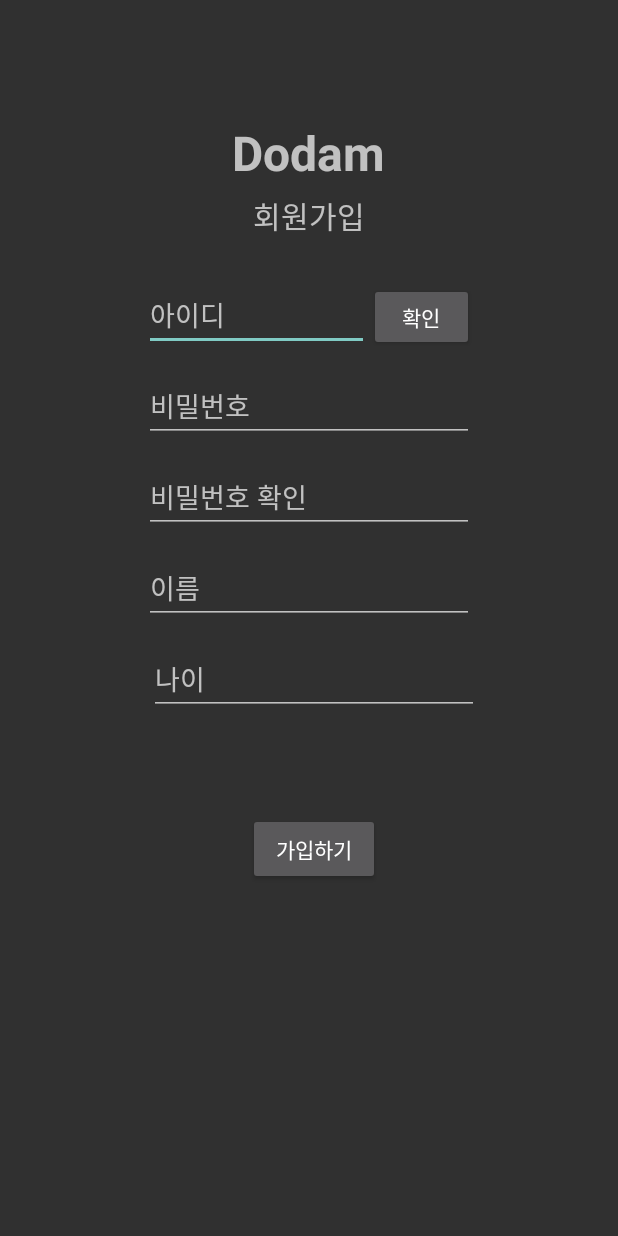
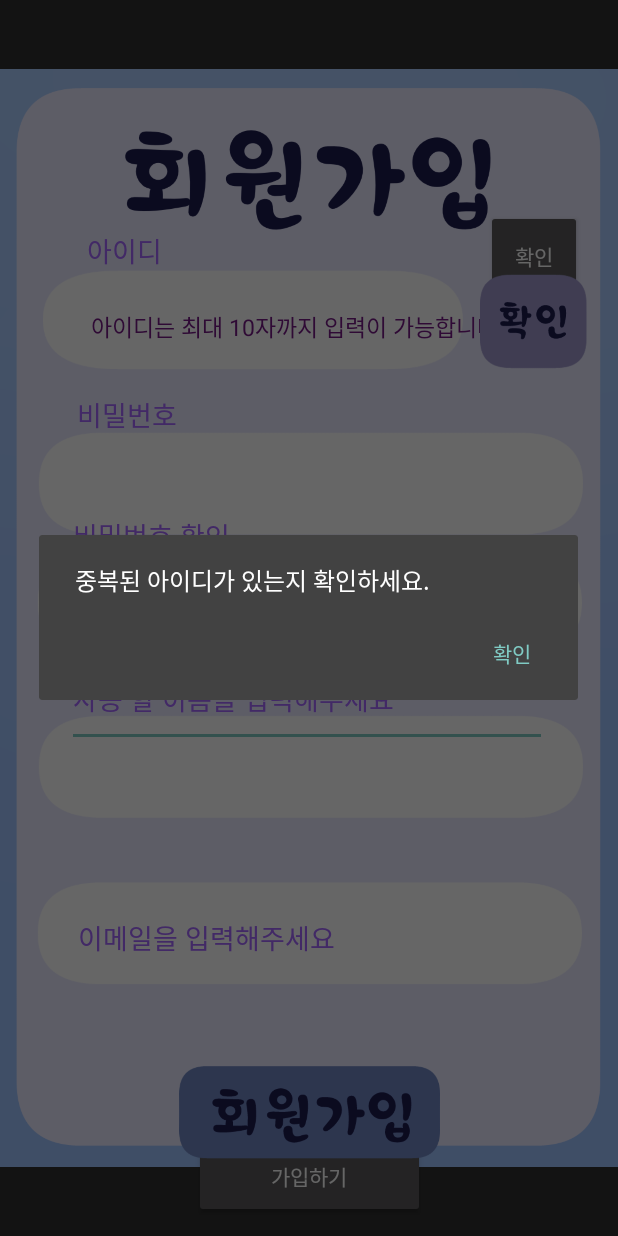
Before and after one commit to SeungI0721/Dodam, an Android app: the Register screen opened directly, with no data from a screen before it, after a tap on "가입하기", on a phone screen of 412 x 824 dp. Run offline under Robolectric (Android 15) with nearby library versions, the light colour scheme and no system bars; our stand-ins replace Volley; network calls fail.

Commit message:
회원가입 까지

```diff
--- a/app/src/main/java/com/example/dodam/MainActivity.java
+++ b/app/src/main/java/com/example/dodam/MainActivity.java
@@ -63,7 +63,7 @@ public class MainActivity extends AppCompatActivity {
                             startActivity(intent);
 
                         } else { //로그인 실패
-                            Toast.makeText(getApplicationContext(), "로그인에 실패했습니다.", Toast.LENGTH_SHORT).show();
+                            Toast.makeText(getApplicationContext(), "로그인에 실패했습니다. 다시 확인해주세요.", Toast.LENGTH_SHORT).show();
                             return;
                         }
                     } catch (JSONException e) {
--- a/app/src/main/java/com/example/dodam/Register.java
+++ b/app/src/main/java/com/example/dodam/Register.java
@@ -1,5 +1,6 @@
 package com.example.dodam;
 
+import androidx.appcompat.app.AlertDialog;
 import androidx.appcompat.app.AppCompatActivity;
 
 import android.content.Intent;
@@ -18,8 +19,11 @@ import org.json.JSONObject;
 
 public class Register extends AppCompatActivity {
 
-    private EditText et_id, et_pass, et_name, et_age;
-    private Button btn_register;
+    private EditText et_id, et_pass, et_pass2, et_name, et_mail;
+    private Button btn_register, btn_check;
+
+    private AlertDialog dialog;
+    private boolean validate = false;
 
     @Override
     protected void onCreate(Bundle savedInstanceState) {
@@ -28,11 +32,62 @@ public class Register extends AppCompatActivity {
 
         et_id = findViewById(R.id.et_id);
         et_pass = findViewById(R.id.et_pass);
+        et_pass2 = findViewById(R.id.et_pass2);
         et_name = findViewById(R.id.et_name);
-        et_age = findViewById(R.id.et_age);
+        et_mail = findViewById(R.id.et_mail);
+
         btn_register = findViewById(R.id.btn_register);
+        btn_check = findViewById(R.id.btn_check);
 
 
+        //중복체크
+        btn_check.setOnClickListener(new View.OnClickListener() {
+            @Override
+            public void onClick(View v) {
+                String UserId = et_id.getText().toString();
+                if (validate) {
+                    return; //검증 완료
+                }
+
+                if (UserId.equals("")) {
+                    AlertDialog.Builder builder = new AlertDialog.Builder(Register.this);
+                    dialog = builder.setMessage("아이디를 입력하세요.").setPositiveButton("확인", null).create();
+                    dialog.show();
+                    return;
+                }
+
+                Response.Listener<String> responseListener = new Response.Listener<String>() {
+                    @Override
+                    public void onResponse(String response) {
+                        try {
+
+                            JSONObject jsonResponse = new JSONObject(response);
+                            boolean success = jsonResponse.getBoolean("success");
+
+                            if (success) {
+                                AlertDialog.Builder builder = new AlertDialog.Builder(Register.this);
+                                dialog = builder.setMessage("사용할 수 있는 아이디입니다.").setPositiveButton("확인", null).create();
+                                dialog.show();
+                                et_id.setEnabled(false); //아이디값 고정
+                                validate = true; //검증 완료
+                            }
+                            else {
+                                AlertDialog.Builder builder = new AlertDialog.Builder(Register.this);
+                                dialog = builder.setMessage("이미 존재하는 아이디입니다.").setNegativeButton("확인", null).create();
+                                dialog.show();
+                            }
+                        } catch (JSONException e) {
+                            e.printStackTrace();
+                        }
+                    }
+                };
+                UserTestRequest validateRequest = new UserTestRequest(UserId, responseListener);
+                RequestQueue queue = Volley.newRequestQueue(Register.this);
+                queue.add(validateRequest);
+            }
+        });
+
+        //회원가입
         btn_register.setOnClickListener(new View.OnClickListener() {
             @Override
             public void onClick(View v) {
@@ -40,7 +95,24 @@ public class Register extends AppCompatActivity {
                 String userID = et_id.getText().toString();
                 String userPassword = et_pass.getText().toString();
                 String userName = et_name.getText().toString();
-                int userAge = Integer.parseInt(et_age.getText().toString());
+                String userEmail = et_mail.getText().toString();
+                String PassCk = et_pass2.getText().toString();
+
+                //아이디 중복체크 했는지 확인
+                if (!validate) {
+                    AlertDialog.Builder builder = new AlertDialog.Builder(Register.this);
+                    dialog = builder.setMessage("중복된 아이디가 있는지 확인하세요.").setNegativeButton("확인", null).create();
+                    dialog.show();
+                    return;
+                }
+
+                //한 칸이라도 입력 안했을 경우
+                if (userID.equals("") || userPassword.equals("") || userName.equals("") || userEmail.equals("")) {
+                    AlertDialog.Builder builder = new AlertDialog.Builder(Register.this);
+                    dialog = builder.setMessage("모두 입력해주세요.").setNegativeButton("확인", null).create();
+                    dialog.show();
+                    return;
+                }
 
                 Response.Listener<String> responseListener = new Response.Listener<String>() {
                     @Override
@@ -48,22 +120,29 @@ public class Register extends AppCompatActivity {
                         try {
                             JSONObject jsonObject = new JSONObject(response);
                             boolean success = jsonObject.getBoolean("success");
+
+                            if(userPassword.equals(PassCk)) {
                                 if (success) { //회원가입 성공
                                     Toast.makeText(getApplicationContext(), String.format("%s님 가입을 환영합니다.", userName), Toast.LENGTH_SHORT).show();
                                     Intent intent = new Intent(Register.this, MainActivity.class);
                                     startActivity(intent);
                                 } else { //회원가입 실패
                                     Toast.makeText(getApplicationContext(), "회원가입에 실패했습니다.", Toast.LENGTH_SHORT).show();
-                                return;
-                            }
+                                    return; }
+
+                                } else {
+                                    AlertDialog.Builder builder = new AlertDialog.Builder(Register.this);
+                                    dialog = builder.setMessage("비밀번호가 동일하지 않습니다.").setNegativeButton("확인", null).create();
+                                    dialog.show();
+                                    return; }
+
                         } catch (JSONException e) {
-                            e.printStackTrace();
-                        }
+                            e.printStackTrace(); }
                     }
                 };
                 //서버로 Volley를 이용해 요청함.
 
-                RegisterRequest registerRequest = new RegisterRequest(userID, userName, userPassword, userAge, responseListener);
+                RegisterRequest registerRequest = new RegisterRequest(userID, userPassword, userName, userEmail, responseListener);
                 RequestQueue queue = Volley.newRequestQueue(Register.this);
                 queue.add(registerRequest);
             }
--- a/app/src/main/java/com/example/dodam/RegisterRequest.java
+++ b/app/src/main/java/com/example/dodam/RegisterRequest.java
@@ -13,14 +13,14 @@ public class RegisterRequest extends StringRequest {
     final static private String URL = "http://rays0507.dothome.co.kr/Register.php";
     private Map<String, String> map;
 
-    public RegisterRequest(String userID, String userPassword, String userName, int userAge, Response.Listener<String> listener) {
+    public RegisterRequest(String userID, String userPassword, String userName, String userEmail, Response.Listener<String> listener) {
         super(Method.POST, URL, listener, null);
 
         map = new HashMap<>();
         map.put("userID",userID);
         map.put("userPassword",userPassword);
         map.put("userName",userName);
-        map.put("userAge",userAge+"");
+        map.put("userEmail",userEmail);
     }
 
     @Override
--- a/app/src/main/res/layout/activity_register.xml
+++ b/app/src/main/res/layout/activity_register.xml
@@ -6,132 +6,210 @@
     android:layout_height="match_parent"
     tools:context=".Register">
 
-    <LinearLayout
-        android:id="@+id/linearLayout"
-        android:layout_width="220dp"
-        android:layout_height="45dp"
-        android:layout_marginStart="5dp"
-        android:layout_marginTop="30dp"
-        android:layout_marginEnd="5dp"
-        android:orientation="horizontal"
-        app:layout_constraintEnd_toEndOf="@+id/textView3"
-        app:layout_constraintStart_toStartOf="@+id/textView3"
-        app:layout_constraintTop_toBottomOf="@+id/textView3">
+    <ImageView
+        android:id="@+id/배경색"
+        android:layout_width="wrap_content"
+        android:layout_height="wrap_content"
+        app:srcCompat="@drawable/background0" />
 
-        <EditText
-            android:id="@+id/et_id"
-            android:layout_width="150dp"
+    <FrameLayout
+        android:layout_width="match_parent"
+        android:layout_height="match_parent">
+
+        <androidx.constraintlayout.widget.ConstraintLayout
+            android:layout_width="match_parent"
+            android:layout_height="match_parent">
+
+            <ImageView
+                android:id="@+id/패널"
+                android:layout_width="wrap_content"
+                android:layout_height="wrap_content"
+                app:srcCompat="@drawable/pannel" />
+
+            <ImageView
+                android:id="@+id/비번1"
+                android:layout_width="wrap_content"
+                android:layout_height="wrap_content"
+                app:srcCompat="@drawable/pw" />
+
+            <ImageView
+                android:id="@+id/비번2"
+                android:layout_width="wrap_content"
+                android:layout_height="wrap_content"
+                app:srcCompat="@drawable/pw2" />
+
+            <ImageView
+                android:id="@+id/네임"
+                android:layout_width="wrap_content"
+                android:layout_height="wrap_content"
+                app:srcCompat="@drawable/name" />
+
+            <ImageView
+                android:id="@+id/이메일"
+                android:layout_width="wrap_content"
+                android:layout_height="wrap_content"
+                app:srcCompat="@drawable/email" />
+
+            <androidx.constraintlayout.widget.ConstraintLayout
+                android:layout_width="match_parent"
                 android:layout_height="match_parent"
-            android:ems="10"
-            android:hint="아이디"
-            android:inputType="textPersonName"
-            android:text="" />
-
-        <Button
-            android:id="@+id/btn_check"
-            android:layout_width="70dp"
-            android:layout_height="match_parent"
-            android:text="확인" />
-    </LinearLayout>
-
-    <EditText
-        android:id="@+id/et_pass"
-        android:layout_width="220dp"
-        android:layout_height="45dp"
-        android:layout_marginStart="5dp"
-        android:layout_marginTop="15dp"
-        android:layout_marginEnd="5dp"
-        android:ems="10"
-        android:hint="비밀번호"
-        android:inputType="textPersonName"
-        android:text=""
-        app:layout_constraintEnd_toEndOf="@+id/linearLayout"
-        app:layout_constraintStart_toStartOf="@+id/linearLayout"
-        app:layout_constraintTop_toBottomOf="@+id/linearLayout" />
+                tools:layout_editor_absoluteX="0dp"
+                tools:layout_editor_absoluteY="0dp">
 
                 <EditText
                     android:id="@+id/et_name"
-        android:layout_width="220dp"
-        android:layout_height="45dp"
-        android:layout_marginStart="5dp"
-        android:layout_marginTop="15dp"
-        android:layout_marginEnd="5dp"
+                    android:layout_width="320dp"
+                    android:layout_height="63dp"
+                    android:layout_marginTop="48dp"
                     android:ems="10"
-        android:hint="이름"
+                    android:hint="사용 할 이름을 입력해주세요"
                     android:inputType="textPersonName"
                     android:text=""
+                    android:textColor="#000000"
+                    android:textColorHint="#A566FF"
                     app:layout_constraintEnd_toEndOf="@+id/et_pass2"
-        app:layout_constraintHorizontal_bias="0.533"
                     app:layout_constraintStart_toStartOf="@+id/et_pass2"
                     app:layout_constraintTop_toBottomOf="@+id/et_pass2" />
 
                 <EditText
-        android:id="@+id/et_age"
-        android:layout_width="220dp"
-        android:layout_height="45dp"
-        android:layout_marginStart="5dp"
-        android:layout_marginTop="15dp"
-        android:layout_marginEnd="5dp"
+                    android:id="@+id/et_mail"
+                    android:layout_width="313dp"
+                    android:layout_height="63dp"
+                    android:layout_marginStart="3dp"
+                    android:layout_marginTop="50dp"
+                    android:layout_marginEnd="4dp"
+                    android:layout_marginBottom="121dp"
                     android:ems="10"
-        android:hint="나이"
-        android:inputType="textPersonName"
+                    android:hint="이메일을 입력해주세요"
+                    android:inputType="textEmailAddress"
+                    android:textColor="#000000"
+                    android:textColorHint="#A566FF"
+                    app:layout_constraintBottom_toBottomOf="parent"
                     app:layout_constraintEnd_toEndOf="@+id/et_name"
-        app:layout_constraintHorizontal_bias="0.23"
                     app:layout_constraintStart_toStartOf="@+id/et_name"
                     app:layout_constraintTop_toBottomOf="@+id/et_name" />
 
                 <EditText
                     android:id="@+id/et_pass2"
-        android:layout_width="220dp"
-        android:layout_height="45dp"
-        android:layout_marginStart="5dp"
-        android:layout_marginTop="15dp"
-        android:layout_marginEnd="5dp"
+                    android:layout_width="320dp"
+                    android:layout_height="58dp"
+                    android:layout_marginTop="25dp"
                     android:ems="10"
                     android:hint="비밀번호 확인"
-        android:inputType="textPersonName"
+                    android:textColorHint="#A566FF"
+                    android:inputType="textPassword"
                     android:text=""
+                    android:textColor="#000000"
                     app:layout_constraintEnd_toEndOf="@+id/et_pass"
+                    app:layout_constraintHorizontal_bias="1.0"
                     app:layout_constraintStart_toStartOf="@+id/et_pass"
                     app:layout_constraintTop_toBottomOf="@+id/et_pass" />
 
+                <EditText
+                    android:id="@+id/et_pass"
+                    android:layout_width="317dp"
+                    android:layout_height="53dp"
+                    android:layout_marginTop="250dp"
+                    android:ems="10"
+                    android:hint="비밀번호"
+                    android:textColorHint="#A566FF"
+                    android:inputType="textPassword"
+                    android:text=""
+                    android:textColor="#000000"
+                    app:layout_constraintEnd_toEndOf="parent"
+                    app:layout_constraintStart_toStartOf="parent"
+                    app:layout_constraintTop_toTopOf="parent" />
+
                 <Button
-        android:id="@+id/btn_register"
+                    android:id="@+id/btn_check"
+                    android:layout_width="64dp"
+                    android:layout_height="61dp"
+                    android:layout_marginStart="324dp"
+                    android:layout_marginTop="140dp"
+                    android:layout_marginEnd="24dp"
+                    android:text="확인"
+                    app:layout_constraintEnd_toEndOf="parent"
+                    app:layout_constraintStart_toStartOf="parent"
+                    app:layout_constraintTop_toTopOf="parent" />
+
+                <ImageView
+                    android:id="@+id/아이디"
                     android:layout_width="wrap_content"
                     android:layout_height="wrap_content"
-        android:layout_marginStart="5dp"
-        android:layout_marginTop="65dp"
-        android:layout_marginEnd="5dp"
-        android:text="가입하기"
-        app:layout_constraintEnd_toEndOf="@+id/et_age"
-        app:layout_constraintStart_toStartOf="@+id/et_age"
-        app:layout_constraintTop_toBottomOf="@+id/et_age" />
+                    app:srcCompat="@drawable/id" />
 
                 <TextView
                     android:id="@+id/textView2"
-        android:layout_width="wrap_content"
-        android:layout_height="wrap_content"
-        android:layout_marginTop="80dp"
-        android:layout_marginBottom="8dp"
-        android:text="Dodam"
-        android:textSize="32sp"
-        android:textStyle="bold"
-        app:layout_constraintBottom_toTopOf="@+id/textView3"
+                    android:layout_width="291dp"
+                    android:layout_height="27dp"
+                    android:layout_marginTop="206dp"
+                    android:text="아이디는 최대 10자까지 입력이 가능합니다."
+                    android:textColor="#751985"
+                    android:textSize="15sp"
                     app:layout_constraintEnd_toEndOf="parent"
-        app:layout_constraintHorizontal_bias="0.498"
                     app:layout_constraintStart_toStartOf="parent"
                     app:layout_constraintTop_toTopOf="parent" />
 
-    <TextView
-        android:id="@+id/textView3"
+            </androidx.constraintlayout.widget.ConstraintLayout>
+
+        </androidx.constraintlayout.widget.ConstraintLayout>
+
+        <androidx.constraintlayout.widget.ConstraintLayout
+            android:layout_width="match_parent"
+            android:layout_height="match_parent">
+
+            <Button
+                android:id="@+id/btn_register"
+                android:layout_width="154dp"
+                android:layout_height="55dp"
+                android:layout_marginBottom="12dp"
+                android:text="가입하기"
+                app:layout_constraintBottom_toBottomOf="parent"
+                app:layout_constraintEnd_toEndOf="parent"
+                app:layout_constraintStart_toStartOf="parent" />
+        </androidx.constraintlayout.widget.ConstraintLayout>
+
+    </FrameLayout>
+
+    <FrameLayout
+        android:layout_width="match_parent"
+        android:layout_height="match_parent">
+
+        <androidx.constraintlayout.widget.ConstraintLayout
+            android:layout_width="match_parent"
+            android:layout_height="match_parent">
+
+            <ImageView
+                android:id="@+id/가입"
                 android:layout_width="wrap_content"
                 android:layout_height="wrap_content"
-        android:layout_marginTop="5dp"
-        android:text="회원가입"
-        android:textSize="20sp"
-        app:layout_constraintEnd_toEndOf="@+id/textView2"
-        app:layout_constraintHorizontal_bias="0.518"
-        app:layout_constraintStart_toStartOf="@+id/textView2"
-        app:layout_constraintTop_toBottomOf="@+id/textView2" />
+                app:srcCompat="@drawable/access0button" />
+
+            <ImageView
+                android:id="@+id/아이디확인"
+                android:layout_width="wrap_content"
+                android:layout_height="wrap_content"
+                app:srcCompat="@drawable/idbutton" />
+
+            <EditText
+                android:id="@+id/et_id"
+                android:layout_width="239dp"
+                android:layout_height="55dp"
+                android:layout_marginStart="15dp"
+                android:layout_marginTop="140dp"
+                android:layout_marginEnd="80dp"
+                android:ems="10"
+                android:hint="아이디"
+                android:textColorHint="#A566FF"
+                android:inputType="textPersonName"
+                android:text=""
+                android:textColor="#000000"
+                app:layout_constraintEnd_toEndOf="parent"
+                app:layout_constraintStart_toStartOf="parent"
+                app:layout_constraintTop_toTopOf="parent" />
 
         </androidx.constraintlayout.widget.ConstraintLayout>
+
+    </FrameLayout>
+
+</androidx.constraintlayout.widget.ConstraintLayout>
```
Also changed, not shown: app/src/main/res/layout/activity_main.xml (+6 -1 lines), app/src/main/res/layout/activity_main_screen.xml (+19 -11 lines), app/src/main/res/layout/exexex.xml (added, +43 -0 lines), app/src/main/res/drawable/access0button.png (added), app/src/main/res/drawable/access0button0click.png (added), app/src/main/res/drawable/background0.png (added), app/src/main/res/drawable/email.png (added), app/src/main/res/drawable/id.png (added), app/src/main/res/drawable/idbutton.png (added), app/src/main/res/drawable/name.png (added), app/src/main/res/drawable/pannel.png (added), app/src/main/res/drawable/pw.png (added), app/src/main/res/drawable/pw2.png (added). Lines whose indentation alone changed are shown as unchanged.
